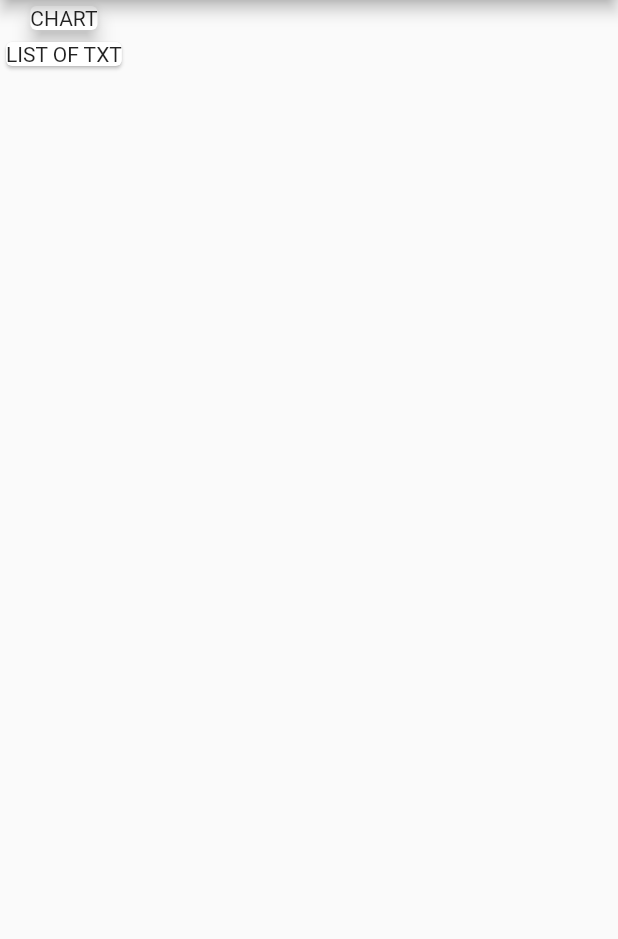
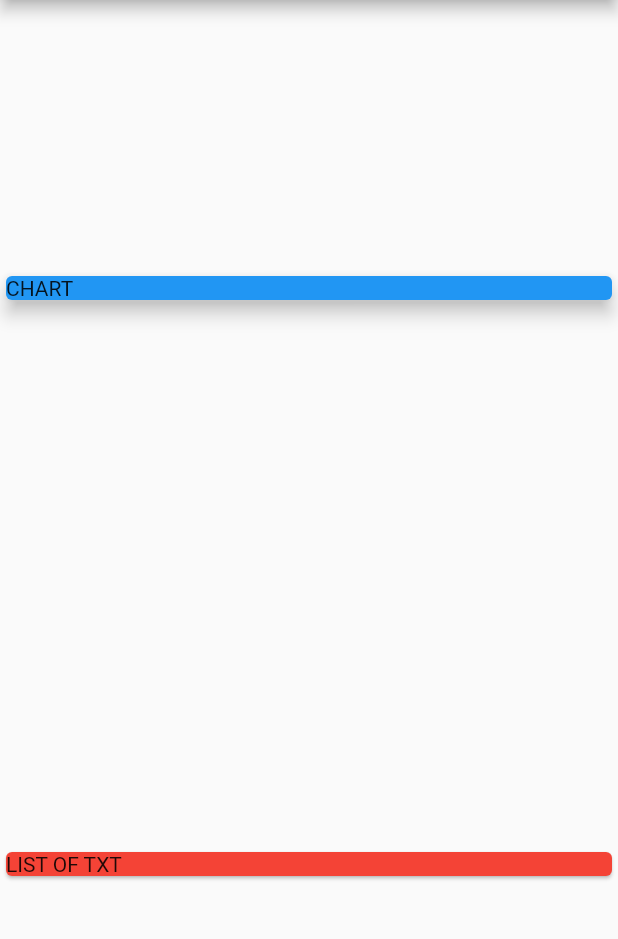
Before and after one commit to jakubit0/Expense-Planner-, a Flutter app: the screen it shows after launch, on a phone screen of 412 x 824 dp, the part 84-1023 px from its top. Run offline on Flutter 3.47's test engine with Material 2 defaults, Android fonts, the phone set to English and light mode, and no system bars.

Commit message:
add main

```diff
--- a/expense_planner/lib/main.dart
+++ b/expense_planner/lib/main.dart
@@ -17,6 +17,7 @@ class MyApp extends StatelessWidget {
         primarySwatch: Colors.blue,
       ),
       home: const MyHomePage(title: 'Flutter Demo Home Page'),
+      debugShowCheckedModeBanner: false,
     );
   }
 }
@@ -43,12 +44,19 @@ class _MyHomePageState extends State<MyHomePage> {
         title: const Text('Expense Planner'),
       ),
       body: Column(
-         children: const [
-           Card(
+        mainAxisAlignment: MainAxisAlignment.spaceAround,
+        crossAxisAlignment: CrossAxisAlignment.stretch,
+         children:  [
+          Container(
+            width: double.infinity,
+            child: const Card(
+            color: Colors.blue,
             elevation: 5,
             child: Text('CHART'),
           ),
-          Card(
+          ),
+          const Card(
+            color: Colors.red,
             child: Text('LIST OF TXT'),
           )
         ],
```
